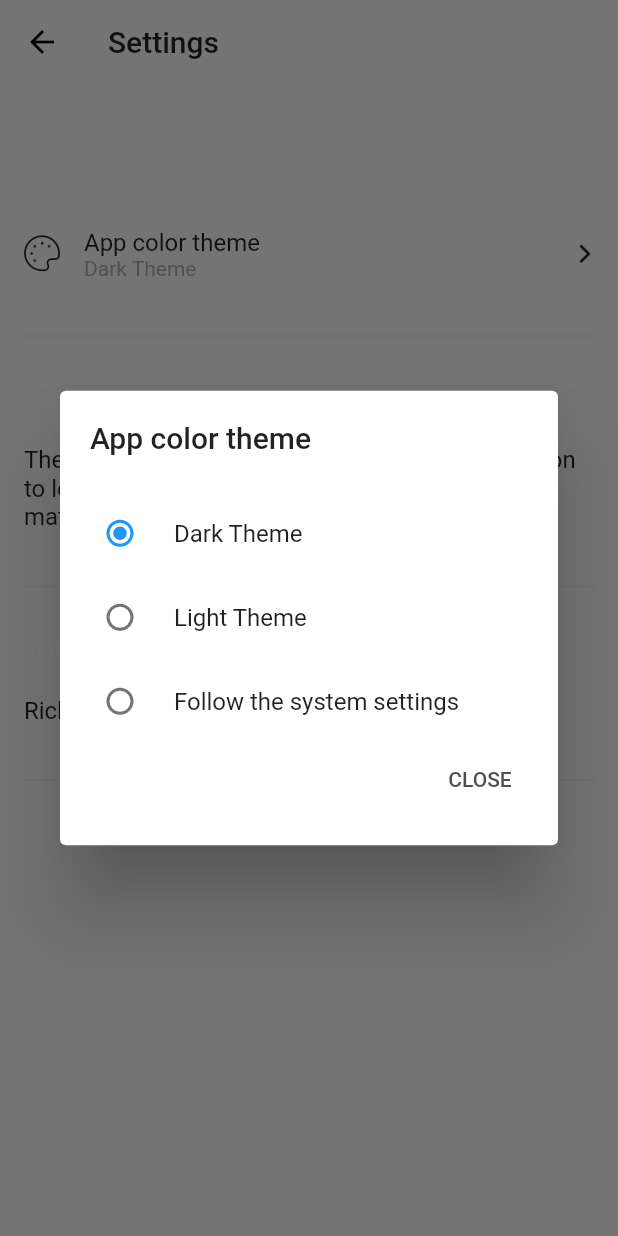
After one commit to robotoss/rick_and_morty, a Flutter app: the SettingsScreen screen opened directly, after a tap on "App color theme", on a phone screen of 412 x 824 dp. The commit adds this screen. Run offline on Flutter 3.47's test engine with Material 2 defaults, Android fonts, the phone set to English and light mode, and no system bars; our stand-ins replace flutter_bloc, rxdart, shared_preferences; missing offline and left inert: shared_preferences_web; accounts and stored records are empty; generated files the repository leaves out were written again.

Commit message:
add settings screen

```diff
--- a/lib/l10n/intl_en.arb
+++ b/lib/l10n/intl_en.arb
@@ -165,5 +165,9 @@
   "no": "No",
   "@no": {
       "description": ""
+  },
+  "close": "Close",
+  "@close": {
+      "description": ""
   }
 }
--- a/lib/l10n/intl_ru.arb
+++ b/lib/l10n/intl_ru.arb
@@ -14,7 +14,7 @@
   "total_locations": "Всего локаций: {count}",
   "premiere": "Премьера",
   "appearance": "Внешний вид",
-  "the_color_theme_of_the_app": "The color theme of the app",
+  "the_color_theme_of_the_app": "Цветовая тема приложения",
   "dark_theme": "Темная тема",
   "light_theme": "Светлая тема",
   "follow_the_system_settings": "Следовать настройкам системы",
@@ -39,5 +39,6 @@
   "genderless": "Бесполый",
   "wantToQuitTheApp": "Выйти из приложения?",
   "yes": "Да",
-  "no": "Нет"
+  "no": "Нет",
+  "close": "Закрыть"
 }
--- a/lib/screens/main/main_fragment.dart
+++ b/lib/screens/main/main_fragment.dart
@@ -1,6 +1,7 @@
 import 'package:flutter/material.dart';
 import 'package:provider/provider.dart';
 import 'package:rick_and_morty/screens/main/view_model.dart';
+import 'package:rick_and_morty/screens/settings/settings_screen.dart';
 import 'package:rick_and_morty/theme/rick_morty_icons.dart';
 import 'package:flutter_gen/gen_l10n/app_localizations.dart';
 
@@ -12,9 +13,57 @@ class MainFragment extends StatelessWidget {
     return ChangeNotifierProvider(
       create: (_) => MainViewModel(),
       child: Scaffold(
-        appBar: AppBar(),
+        body: _Body(),
         bottomNavigationBar: _BottomNavBar(),
       ),
+    );
+  }
+}
+
+class _Body extends StatelessWidget {
+  const _Body({Key? key}) : super(key: key);
+
+  @override
+  Widget build(BuildContext context) {
+    final vm = Provider.of<MainViewModel>(context);
+    return StreamBuilder<int>(
+      stream: vm.getIndexScreen,
+      initialData: 0,
+      builder: (_, snapshot) {
+        return IndexedStack(
+          index: snapshot.data,
+          children: <Widget>[
+            Navigator(
+              key: vm.navigatorKeys[0],
+              onGenerateRoute: (route) => MaterialPageRoute(
+                settings: route,
+                builder: (context) => Text('1'),
+              ),
+            ),
+            Navigator(
+              key: vm.navigatorKeys[1],
+              onGenerateRoute: (route) => MaterialPageRoute(
+                settings: route,
+                builder: (context) => Text('2'),
+              ),
+            ),
+            Navigator(
+              key: vm.navigatorKeys[2],
+              onGenerateRoute: (route) => MaterialPageRoute(
+                settings: route,
+                builder: (context) => Text('3'),
+              ),
+            ),
+            Navigator(
+              key: vm.navigatorKeys[3],
+              onGenerateRoute: (route) => MaterialPageRoute(
+                settings: route,
+                builder: (_) => SettingsScreen(),
+              ),
+            ),
+          ],
+        );
+      },
     );
   }
 }
--- a/lib/screens/main/view_model.dart
+++ b/lib/screens/main/view_model.dart
@@ -2,8 +2,8 @@ import 'package:flutter/material.dart';
 import 'package:rxdart/rxdart.dart';
 
 class MainViewModel extends ChangeNotifier {
-  // Глобальные ключи старниц
   List<GlobalKey<NavigatorState>> navigatorKeys = [
+    GlobalKey<NavigatorState>(),
     GlobalKey<NavigatorState>(),
     GlobalKey<NavigatorState>(),
     GlobalKey<NavigatorState>(),
--- /dev/null
+++ b/lib/screens/settings/change_theme_dialog.dart
@@ -0,0 +1,72 @@
+import 'package:flutter/material.dart';
+import 'package:flutter_gen/gen_l10n/app_localizations.dart';
+import 'package:rick_and_morty/data/helpers/theme_types.dart';
+
+Future<void> showChangeThemeDialog(BuildContext context) async {
+  return await showDialog(
+    context: context,
+    builder: (context) {
+      return _ChangeTheme();
+    },
+  );
+}
+
+class _ChangeTheme extends StatelessWidget {
+  const _ChangeTheme({Key? key}) : super(key: key);
+
+  @override
+  Widget build(BuildContext context) {
+    return Dialog(
+      child: Padding(
+        padding: const EdgeInsets.all(20.0),
+        child: Column(
+          crossAxisAlignment: CrossAxisAlignment.start,
+          mainAxisSize: MainAxisSize.min,
+          children: [
+            Text(
+              AppLocalizations.of(context)!.the_color_theme_of_the_app,
+              style: Theme.of(context).textTheme.headline6,
+            ),
+            const SizedBox(height: 24),
+            RadioListTile<ThemeType>(
+              contentPadding: const EdgeInsets.all(0),
+              title: Text(
+                AppLocalizations.of(context)!.dark_theme,
+              ),
+              value: ThemeType.dark,
+              groupValue: ThemeType.dark,
+              onChanged: (value) {},
+            ),
+            RadioListTile<ThemeType>(
+              contentPadding: const EdgeInsets.all(0),
+              title: Text(
+                AppLocalizations.of(context)!.light_theme,
+              ),
+              value: ThemeType.light,
+              groupValue: ThemeType.dark,
+              onChanged: (value) {},
+            ),
+            RadioListTile<ThemeType>(
+              contentPadding: const EdgeInsets.all(0),
+              title: Text(
+                AppLocalizations.of(context)!.follow_the_system_settings,
+              ),
+              value: ThemeType.byDevice,
+              groupValue: ThemeType.dark,
+              onChanged: (value) {},
+            ),
+            Align(
+              alignment: Alignment.bottomRight,
+              child: TextButton(
+                onPressed: () => Navigator.pop(context),
+                child: Text(
+                  AppLocalizations.of(context)!.close.toUpperCase(),
+                ),
+              ),
+            )
+          ],
+        ),
+      ),
+    );
+  }
+}
--- /dev/null
+++ b/lib/screens/settings/settings_screen.dart
@@ -0,0 +1,151 @@
+import 'package:flutter/material.dart';
+import 'package:flutter_gen/gen_l10n/app_localizations.dart';
+import 'package:rick_and_morty/theme/app_text_styles.dart';
+import 'package:rick_and_morty/theme/rick_morty_icons.dart';
+
+import 'change_theme_dialog.dart';
+
+class SettingsScreen extends StatelessWidget {
+  const SettingsScreen({Key? key}) : super(key: key);
+
+  @override
+  Widget build(BuildContext context) {
+    return Scaffold(
+      appBar: _AppBar(),
+      body: _Body(),
+    );
+  }
+}
+
+class _AppBar extends StatelessWidget implements PreferredSizeWidget {
+  @override
+  Size get preferredSize => const Size.fromHeight(80.0);
+
+  @override
+  Widget build(BuildContext context) {
+    return AppBar(
+      title: Text(AppLocalizations.of(context)!.settings),
+    );
+  }
+}
+
+class _Body extends StatelessWidget {
+  const _Body({Key? key}) : super(key: key);
+
+  @override
+  Widget build(BuildContext context) {
+    return SingleChildScrollView(
+      child: Padding(
+        padding: const EdgeInsets.symmetric(horizontal: 16),
+        child: Column(
+          children: [
+            _MenuItem(
+              title: AppLocalizations.of(context)!.appearance,
+              child: const _Appearance(),
+            ),
+            _MenuItem(
+              title: AppLocalizations.of(context)!.about_the_app,
+              child: const _AboutApp(),
+            ),
+            _MenuItem(
+              title: AppLocalizations.of(context)!.application_version,
+              child: const _AppVersion(),
+            ),
+          ],
+        ),
+      ),
+    );
+  }
+}
+
+class _MenuItem extends StatelessWidget {
+  final String title;
+  final Widget child;
+  const _MenuItem({
+    Key? key,
+    required this.title,
+    required this.child,
+  }) : super(key: key);
+
+  @override
+  Widget build(BuildContext context) {
+    return Column(
+      crossAxisAlignment: CrossAxisAlignment.start,
+      children: [
+        const SizedBox(height: 36),
+        Text(
+          title.toUpperCase(),
+          style: Theme.of(context).textTheme.overline,
+        ),
+        const SizedBox(height: 24),
+        child,
+        const SizedBox(height: 36),
+        Divider(
+          thickness: 1,
+          height: 2,
+        ),
+      ],
+    );
+  }
+}
+
+class _Appearance extends StatelessWidget {
+  const _Appearance({Key? key}) : super(key: key);
+
+  @override
+  Widget build(BuildContext context) {
+    return InkWell(
+      onTap: () => showChangeThemeDialog(context),
+      splashColor: Colors.transparent,
+      highlightColor: Colors.transparent,
+      child: Row(
+        children: [
+          Icon(RickMorty.color_palette),
+          const SizedBox(width: 16),
+          Column(
+            crossAxisAlignment: CrossAxisAlignment.start,
+            children: [
+              Text(
+                AppLocalizations.of(context)!.the_color_theme_of_the_app,
+                style: Theme.of(context).textTheme.subtitle1,
+              ),
+              Text(
+                AppLocalizations.of(context)!.dark_theme,
+                style: AppTextStyles.subTitle,
+              ),
+            ],
+          ),
+          const Spacer(),
+          Icon(
+            RickMorty.forward,
+            size: 12,
+          ),
+        ],
+      ),
+    );
+  }
+}
+
+class _AboutApp extends StatelessWidget {
+  const _AboutApp({Key? key}) : super(key: key);
+
+  @override
+  Widget build(BuildContext context) {
+    return Text(
+      AppLocalizations.of(context)!.the_zigerionists_put_jerry_and_rick,
+      style: Theme.of(context).textTheme.subtitle1,
+    );
+  }
+}
+
+class _AppVersion extends StatelessWidget {
+  const _AppVersion({Key? key}) : super(key: key);
+
+  @override
+  Widget build(BuildContext context) {
+    return Text(
+      'Rick & Morty 1.0,0',
+      style: Theme.of(context).textTheme.subtitle1,
+    );
+  }
+}
--- a/lib/theme/app_colors.dart
+++ b/lib/theme/app_colors.dart
@@ -8,4 +8,9 @@ class AppColors {
   static const lightBlack = Color(0xFF152A3A);
   static const gray = Color(0xFF5B6975);
   static const gray4 = Color(0xFFBDBDBD);
+  static const textOverlineDark = Color(0xFF5B6975);
+  static const textOverlineLight = Color(0xFF828282);
+  static const dividerLight = Color(0xFFF2F2F2);
+  static const subTitle = Color(0xFF6E798C);
+  static const buttonText = Color(0xFF4F4F4F);
 }
--- /dev/null
+++ b/lib/theme/app_text_styles.dart
@@ -0,0 +1,10 @@
+import 'package:flutter/material.dart';
+import 'package:rick_and_morty/theme/app_colors.dart';
+
+class AppTextStyles {
+  static final subTitle = TextStyle(
+    fontWeight: FontWeight.normal,
+    fontSize: 14,
+    color: AppColors.subTitle.withOpacity(0.6),
+  );
+}
--- a/lib/theme/theme_manager.dart
+++ b/lib/theme/theme_manager.dart
@@ -6,6 +6,7 @@ import 'package:shared_preferences/shared_preferences.dart';
 
 class ThemeNotifier with ChangeNotifier {
   final darkTheme = ThemeData(
+    fontFamily: 'Roboto',
     // primarySwatch: Colors.grey,
     primaryColor: AppColors.primaryDark,
     brightness: Brightness.dark,
@@ -13,7 +14,7 @@ class ThemeNotifier with ChangeNotifier {
     // accentColor: Colors.white,
     // accentIconTheme: IconThemeData(color: Colors.black),
     canvasColor: AppColors.lightBlack,
-    dividerColor: Colors.black12,
+    dividerColor: AppColors.lightBlack,
     appBarTheme: AppBarTheme(
       elevation: 0,
     ),
@@ -22,9 +23,26 @@ class ThemeNotifier with ChangeNotifier {
       selectedItemColor: AppColors.green,
       unselectedItemColor: AppColors.gray,
     ),
+    textTheme: TextTheme(
+      overline: TextStyle(
+        fontStyle: FontStyle.normal,
+        fontWeight: FontWeight.w500,
+        fontSize: 10,
+        letterSpacing: 1.5,
+        color: AppColors.textOverlineDark,
+      ),
+    ),
+    dialogBackgroundColor: AppColors.lightBlack,
+    textButtonTheme: TextButtonThemeData(
+      style: ButtonStyle(
+        foregroundColor:
+            MaterialStateProperty.resolveWith((state) => Colors.white),
+      ),
+    ),
   );
 
   final lightTheme = ThemeData(
+    fontFamily: 'Roboto',
     // primarySwatch: Colors.grey,
     primaryColor: AppColors.primaryLight,
     brightness: Brightness.light,
@@ -32,7 +50,7 @@ class ThemeNotifier with ChangeNotifier {
     // accentColor: Colors.black,
     // accentIconTheme: IconThemeData(color: Colors.white),
     canvasColor: Colors.white,
-    dividerColor: Colors.white54,
+    dividerColor: AppColors.dividerLight,
     appBarTheme: AppBarTheme(
       elevation: 0,
     ),
@@ -40,6 +58,22 @@ class ThemeNotifier with ChangeNotifier {
     bottomNavigationBarTheme: BottomNavigationBarThemeData(
       selectedItemColor: AppColors.blue,
       unselectedItemColor: AppColors.gray4,
+    ),
+    textTheme: TextTheme(
+      overline: TextStyle(
+        fontStyle: FontStyle.normal,
+        fontWeight: FontWeight.w500,
+        fontSize: 10,
+        letterSpacing: 1.5,
+        color: Colors.white,
+      ),
+    ),
+    dialogBackgroundColor: AppColors.lightBlack,
+    textButtonTheme: TextButtonThemeData(
+      style: ButtonStyle(
+        foregroundColor:
+            MaterialStateProperty.resolveWith((state) => AppColors.buttonText),
+      ),
     ),
   );
 
```
Also changed, not shown: 1 other file.
